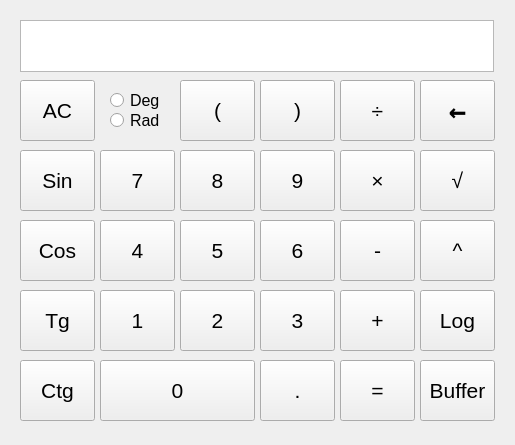
Above: mainwindow.ui from mr0137/Symbolic-calculator-qt-ed before the change. Below: the same form after it.
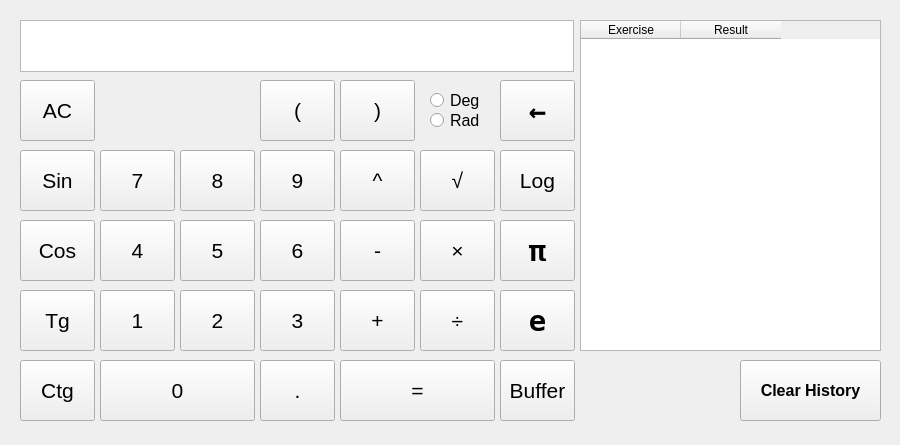
That is the form after the change.

Diff of the .ui file:
```diff
--- a/mainwindow.ui
+++ b/mainwindow.ui
@@ -6,7 +6,7 @@
    <rect>
     <x>0</x>
     <y>0</y>
-    <width>515</width>
+    <width>900</width>
     <height>445</height>
    </rect>
   </property>
@@ -24,7 +24,7 @@
   </property>
   <property name="maximumSize">
    <size>
-    <width>515</width>
+    <width>900</width>
     <height>800</height>
    </size>
   </property>
@@ -83,7 +83,7 @@
    <widget class="QPushButton" name="pushButton_back">
     <property name="geometry">
      <rect>
-      <x>420</x>
+      <x>500</x>
       <y>80</y>
       <width>75</width>
       <height>61</height>
@@ -119,7 +119,7 @@
    <widget class="QPushButton" name="pushButton_bkt1">
     <property name="geometry">
      <rect>
-      <x>180</x>
+      <x>260</x>
       <y>80</y>
       <width>75</width>
       <height>61</height>
@@ -152,7 +152,7 @@
    <widget class="QPushButton" name="pushButton_bkt2">
     <property name="geometry">
      <rect>
-      <x>260</x>
+      <x>340</x>
       <y>80</y>
       <width>75</width>
       <height>61</height>
@@ -185,8 +185,8 @@
    <widget class="QPushButton" name="pushButton_division">
     <property name="geometry">
      <rect>
-      <x>340</x>
-      <y>80</y>
+      <x>420</x>
+      <y>290</y>
       <width>75</width>
       <height>61</height>
      </rect>
@@ -218,8 +218,8 @@
    <widget class="QPushButton" name="pushButton_multiply">
     <property name="geometry">
      <rect>
-      <x>340</x>
-      <y>150</y>
+      <x>420</x>
+      <y>220</y>
       <width>75</width>
       <height>61</height>
      </rect>
@@ -449,8 +449,8 @@
    <widget class="QPushButton" name="pushButton_deg">
     <property name="geometry">
      <rect>
-      <x>420</x>
-      <y>220</y>
+      <x>340</x>
+      <y>150</y>
       <width>75</width>
       <height>61</height>
      </rect>
@@ -653,8 +653,8 @@
    <widget class="QPushButton" name="pushButton_log">
     <property name="geometry">
      <rect>
-      <x>420</x>
-      <y>290</y>
+      <x>500</x>
+      <y>150</y>
       <width>75</width>
       <height>61</height>
      </rect>
@@ -848,7 +848,7 @@
    <widget class="QRadioButton" name="radioButton_deg">
     <property name="geometry">
      <rect>
-      <x>110</x>
+      <x>430</x>
       <y>80</y>
       <width>61</width>
       <height>41</height>
@@ -872,7 +872,7 @@
    <widget class="QRadioButton" name="radioButton_rad">
     <property name="geometry">
      <rect>
-      <x>110</x>
+      <x>430</x>
       <y>100</y>
       <width>70</width>
       <height>41</height>
@@ -907,7 +907,7 @@
      <rect>
       <x>340</x>
       <y>360</y>
-      <width>75</width>
+      <width>155</width>
       <height>61</height>
      </rect>
     </property>
@@ -1025,7 +1025,7 @@
    <widget class="QPushButton" name="pushButton_buffer">
     <property name="geometry">
      <rect>
-      <x>420</x>
+      <x>500</x>
       <y>360</y>
       <width>75</width>
       <height>61</height>
@@ -1105,7 +1105,7 @@
      <rect>
       <x>20</x>
       <y>20</y>
-      <width>474</width>
+      <width>554</width>
       <height>52</height>
      </rect>
     </property>
@@ -1123,8 +1123,8 @@
     </property>
     <property name="maximumSize">
      <size>
-      <width>474</width>
-      <height>400</height>
+      <width>700</width>
+      <height>600</height>
      </size>
     </property>
     <property name="font">
@@ -1156,6 +1156,163 @@
      <set>Qt::TextSelectableByMouse</set>
     </property>
    </widget>
+   <widget class="QPushButton" name="pushButton_pi">
+    <property name="geometry">
+     <rect>
+      <x>500</x>
+      <y>220</y>
+      <width>75</width>
+      <height>61</height>
+     </rect>
+    </property>
+    <property name="font">
+     <font>
+      <family>NSimSun</family>
+      <pointsize>22</pointsize>
+      <weight>75</weight>
+      <bold>true</bold>
+     </font>
+    </property>
+    <property name="focusPolicy">
+     <enum>Qt::NoFocus</enum>
+    </property>
+    <property name="acceptDrops">
+     <bool>true</bool>
+    </property>
+    <property name="autoFillBackground">
+     <bool>false</bool>
+    </property>
+    <property name="text">
+     <string>π</string>
+    </property>
+    <property name="iconSize">
+     <size>
+      <width>32</width>
+      <height>32</height>
+     </size>
+    </property>
+   </widget>
+   <widget class="QPushButton" name="pushButton_e">
+    <property name="geometry">
+     <rect>
+      <x>500</x>
+      <y>290</y>
+      <width>75</width>
+      <height>61</height>
+     </rect>
+    </property>
+    <property name="font">
+     <font>
+      <family>NSimSun</family>
+      <pointsize>22</pointsize>
+      <weight>75</weight>
+      <bold>true</bold>
+     </font>
+    </property>
+    <property name="focusPolicy">
+     <enum>Qt::NoFocus</enum>
+    </property>
+    <property name="acceptDrops">
+     <bool>true</bool>
+    </property>
+    <property name="autoFillBackground">
+     <bool>false</bool>
+    </property>
+    <property name="text">
+     <string>e</string>
+    </property>
+    <property name="iconSize">
+     <size>
+      <width>32</width>
+      <height>32</height>
+     </size>
+    </property>
+   </widget>
+   <widget class="QTableWidget" name="tableWidget">
+    <property name="geometry">
+     <rect>
+      <x>580</x>
+      <y>20</y>
+      <width>301</width>
+      <height>331</height>
+     </rect>
+    </property>
+    <property name="focusPolicy">
+     <enum>Qt::NoFocus</enum>
+    </property>
+    <property name="layoutDirection">
+     <enum>Qt::LeftToRight</enum>
+    </property>
+    <property name="horizontalScrollBarPolicy">
+     <enum>Qt::ScrollBarAlwaysOff</enum>
+    </property>
+    <property name="editTriggers">
+     <set>QAbstractItemView::NoEditTriggers</set>
+    </property>
+    <property name="tabKeyNavigation">
+     <bool>false</bool>
+    </property>
+    <property name="alternatingRowColors">
+     <bool>true</bool>
+    </property>
+    <property name="showGrid">
+     <bool>true</bool>
+    </property>
+    <property name="gridStyle">
+     <enum>Qt::SolidLine</enum>
+    </property>
+    <column>
+     <property name="text">
+      <string>Exercise</string>
+     </property>
+    </column>
+    <column>
+     <property name="text">
+      <string>Result</string>
+     </property>
+    </column>
+   </widget>
+   <widget class="QPushButton" name="pushButton_h_clear">
+    <property name="geometry">
+     <rect>
+      <x>740</x>
+      <y>360</y>
+      <width>141</width>
+      <height>61</height>
+     </rect>
+    </property>
+    <property name="sizePolicy">
+     <sizepolicy hsizetype="Fixed" vsizetype="Fixed">
+      <horstretch>0</horstretch>
+      <verstretch>0</verstretch>
+     </sizepolicy>
+    </property>
+    <property name="font">
+     <font>
+      <pointsize>12</pointsize>
+      <weight>75</weight>
+      <bold>true</bold>
+     </font>
+    </property>
+    <property name="focusPolicy">
+     <enum>Qt::NoFocus</enum>
+    </property>
+    <property name="acceptDrops">
+     <bool>true</bool>
+    </property>
+    <property name="autoFillBackground">
+     <bool>false</bool>
+    </property>
+    <property name="text">
+     <string>Clear History</string>
+    </property>
+    <property name="iconSize">
+     <size>
+      <width>32</width>
+      <height>32</height>
+     </size>
+    </property>
+   </widget>
   </widget>
  </widget>
  <layoutdefault spacing="6" margin="11"/>
```
